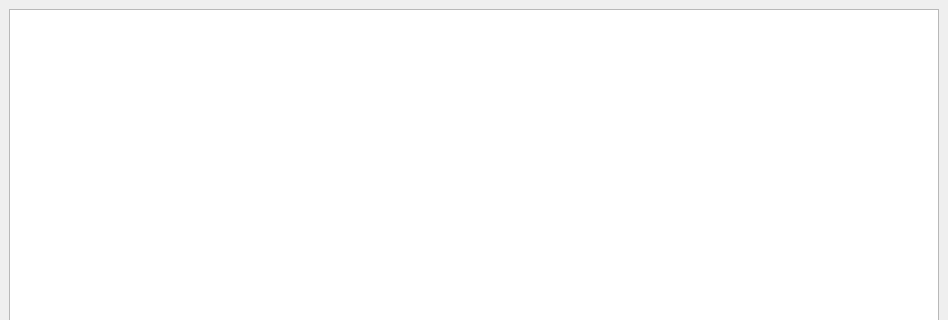
Qt form main.ui (Greg908903/Coffee) before a commit; both pictures show x 0 to 948 and y 0 to 320 of the 948 by 707 pixel window.
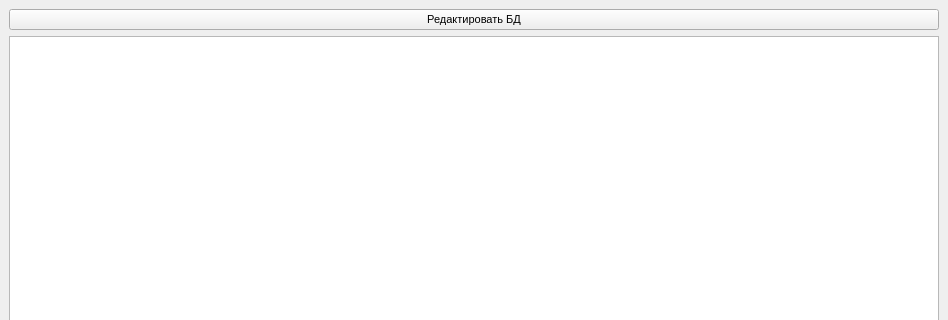
The same form after that commit.

```diff
--- a/main.ui
+++ b/main.ui
@@ -15,6 +15,18 @@
   </property>
   <widget class="QWidget" name="centralwidget">
    <layout class="QVBoxLayout" name="verticalLayout">
+    <item>
+     <widget class="QPushButton" name="pushButton">
+      <property name="font">
+       <font>
+        <pointsize>8</pointsize>
+       </font>
+      </property>
+      <property name="text">
+       <string>Редактировать БД</string>
+      </property>
+     </widget>
+    </item>
     <item>
      <widget class="QTableWidget" name="tableWidget"/>
     </item>
```
Left out of the diff: 2 changed lines with no effect on the pictures.
